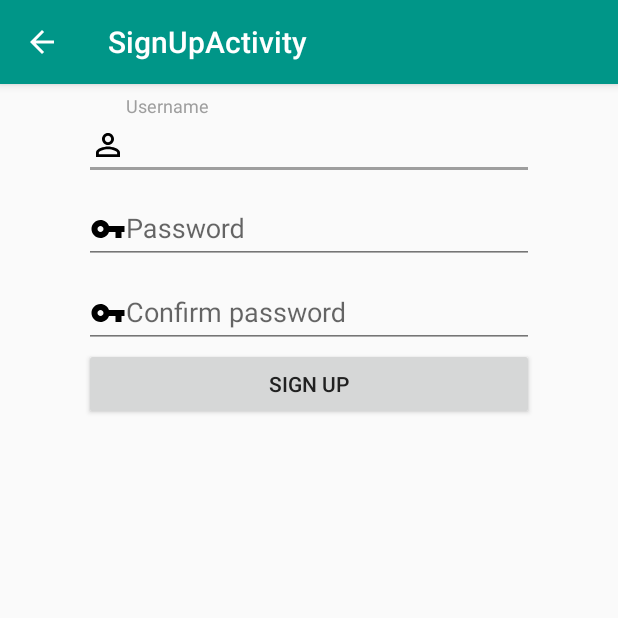
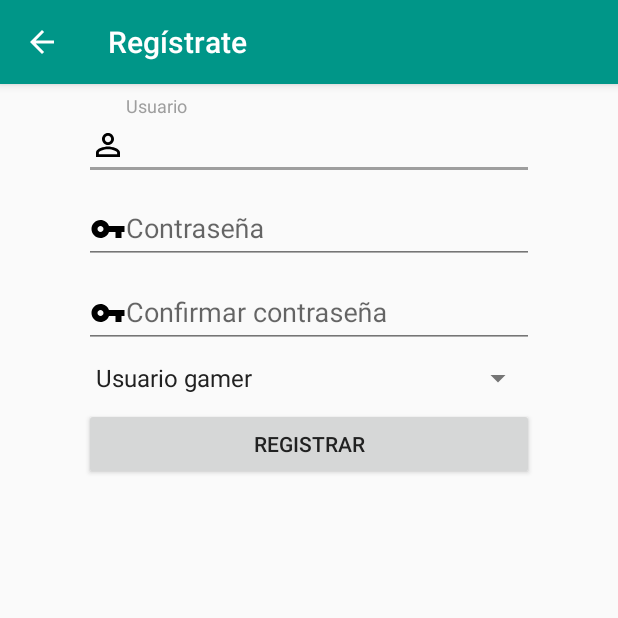
Before and after one commit to Boris-UTP/netgame, an Android app: the SignUpActivity screen opened directly, with no data from a screen before it, on a phone screen of 412 x 824 dp, the top half of it. Run offline under Robolectric (Android 15) with nearby library versions, the phone set to English and light mode, and no system bars; libraries missing offline, so code that uses them is left out: com.androidnetworking, com.androidnetworking.error, com.androidnetworking.interfaces.

Commit message:
Update version
Base activity, advance  layout

```diff
--- /dev/null
+++ b/app/src/main/java/com/netgame/netgame/activities/BaseActivity.java
@@ -0,0 +1,58 @@
+package com.netgame.netgame.activities;
+
+import android.app.ProgressDialog;
+import android.os.Bundle;
+import android.support.annotation.Nullable;
+import android.support.v7.app.ActionBar;
+import android.support.v7.app.AppCompatActivity;
+import android.support.v7.widget.Toolbar;
+
+import com.netgame.netgame.R;
+
+/**
+ * Created by arkanay on 19/11/17.
+ */
+
+public abstract class BaseActivity extends AppCompatActivity {
+
+    private ProgressDialog progressDialog;
+
+    @Override
+    protected void onCreate(@Nullable Bundle savedInstanceState) {
+        super.onCreate(savedInstanceState);
+
+        setContentView(getLayoutId());
+        createProgressDialog();
+    }
+
+    private void createProgressDialog(){
+        progressDialog = new ProgressDialog(this);
+        progressDialog.setMessage(getResources().getString(R.string.loading));
+        progressDialog.setCanceledOnTouchOutside(false);
+    }
+
+    public void addBackToolbar() {
+        Toolbar toolbar = findViewById(R.id.toolbar);
+        setSupportActionBar(toolbar);
+        ActionBar actionBar = getSupportActionBar();
+        if (actionBar != null) {
+            actionBar.setDisplayHomeAsUpEnabled(true);
+        }
+    }
+
+    public void addHomeToolbar(){
+        Toolbar toolbar = findViewById(R.id.toolbar);
+        setSupportActionBar(toolbar);
+    }
+
+    public void showProgressDialog (){
+        progressDialog.show();
+    }
+
+    public void dismissProgressDialog(){
+        progressDialog.dismiss();
+    }
+
+    protected abstract int getLayoutId();
+
+}
--- a/app/src/main/java/com/netgame/netgame/activities/SignUpActivity.java
+++ b/app/src/main/java/com/netgame/netgame/activities/SignUpActivity.java
@@ -13,6 +13,7 @@ import android.view.MenuItem;
 import android.view.View;
 import android.widget.Button;
 import android.widget.EditText;
+import android.widget.Spinner;
 import android.widget.Toast;
 
 import com.androidnetworking.AndroidNetworking;
@@ -26,12 +27,13 @@ import org.json.JSONObject;
 
 import static com.netgame.netgame.network.NetGameApiService.CREATE_USER_URL;
 
-public class SignUpActivity extends AppCompatActivity implements View.OnClickListener {
+public class SignUpActivity extends BaseActivity implements View.OnClickListener {
 
     private EditText userNameEditText;
     private EditText passwordEditText;
     private EditText confirmPasswordEditText;
     private Button signUpButton;
+    private Spinner userTypeSpinner;
 
     private String tag;
 
@@ -40,8 +42,8 @@ public class SignUpActivity extends AppCompatActivity implements View.OnClickLis
     @Override
     protected void onCreate(Bundle savedInstanceState) {
         super.onCreate(savedInstanceState);
-        setContentView(R.layout.activity_sign_up);
-        addToolbar();
+
+        addBackToolbar();
 
         tag = getResources().getString(R.string.app_name);
         gson = new Gson();
@@ -51,16 +53,13 @@ public class SignUpActivity extends AppCompatActivity implements View.OnClickLis
         confirmPasswordEditText = findViewById(R.id.confirmPasswordEditText);
         signUpButton = findViewById(R.id.signUpButton);
         signUpButton.setOnClickListener(this);
+        userTypeSpinner = findViewById(R.id.userTypeSpinner);
 
     }
 
-    private void addToolbar() {
-        Toolbar toolbar = (Toolbar) findViewById(R.id.toolbar);
-        setSupportActionBar(toolbar);
-        ActionBar actionBar = getSupportActionBar();
-        if (actionBar != null) {
-            actionBar.setDisplayHomeAsUpEnabled(true);
-        }
+    @Override
+    protected int getLayoutId() {
+        return R.layout.activity_sign_up;
     }
 
     @Override
@@ -92,17 +91,19 @@ public class SignUpActivity extends AppCompatActivity implements View.OnClickLis
     }
 
     private void createUser() {
+        showProgressDialog();
         AndroidNetworking
                 .post(CREATE_USER_URL)
                 .addHeaders("token", getResources().getString(R.string.token))
                 .addBodyParameter("userName", userNameEditText.getText().toString())
                 .addBodyParameter("password", passwordEditText.getText().toString())
-                .addBodyParameter("userType", "1")
+                .addBodyParameter("userType", String.valueOf(userTypeSpinner.getSelectedItemPosition() + 1))
                 .setTag(tag)
                 .build()
                 .getAsJSONObject(new JSONObjectRequestListener() {
                     @Override
                     public void onResponse(JSONObject response) {
+                        dismissProgressDialog();
                         Base responseObject = gson.fromJson(response.toString(), Base.class);
                         if (responseObject.getStatusBody().getCode().equals("0")){
                             Toast.makeText(getApplicationContext(), "Registrado correctamente", Toast.LENGTH_SHORT).show();
@@ -115,6 +116,7 @@ public class SignUpActivity extends AppCompatActivity implements View.OnClickLis
 
                     @Override
                     public void onError(ANError anError) {
+                        dismissProgressDialog();
                         Log.d(tag, anError.getMessage());
                     }
                 });
--- a/app/src/main/res/layout/content_sign_up.xml
+++ b/app/src/main/res/layout/content_sign_up.xml
@@ -4,10 +4,10 @@
     xmlns:tools="http://schemas.android.com/tools"
     android:layout_width="match_parent"
     android:layout_height="match_parent"
+    android:paddingTop="@dimen/default_margin"
     app:layout_behavior="@string/appbar_scrolling_view_behavior"
     tools:context="com.netgame.netgame.activities.SignUpActivity"
-    tools:showIn="@layout/activity_sign_up"
-    android:paddingTop="@dimen/default_margin">
+    tools:showIn="@layout/activity_sign_up">
 
     <android.support.design.widget.TextInputLayout
         android:id="@+id/usernameTextInputLayout"
@@ -22,7 +22,7 @@
             android:layout_width="@dimen/sign_in_width_edit_text"
             android:layout_height="wrap_content"
             android:drawableLeft="@drawable/ic_person_outline_black_24dp"
-            android:hint="Username" />
+            android:hint="Usuario" />
 
     </android.support.design.widget.TextInputLayout>
 
@@ -39,7 +39,7 @@
             android:layout_width="@dimen/sign_in_width_edit_text"
             android:layout_height="wrap_content"
             android:drawableLeft="@drawable/ic_vpn_key_black_24dp"
-            android:hint="Password"
+            android:hint="Contraseña"
             android:inputType="textPassword" />
 
     </android.support.design.widget.TextInputLayout>
@@ -58,18 +58,31 @@
             android:layout_width="@dimen/sign_in_width_edit_text"
             android:layout_height="wrap_content"
             android:drawableLeft="@drawable/ic_vpn_key_black_24dp"
-            android:hint="Confirm password"
+            android:hint="Confirmar contraseña"
             android:inputType="textPassword" />
 
     </android.support.design.widget.TextInputLayout>
+
+    <Spinner
+        android:id="@+id/userTypeSpinner"
+        android:layout_width="@dimen/sign_in_width_edit_text"
+        android:layout_height="wrap_content"
+        android:layout_marginTop="@dimen/default_margin"
+        android:entries="@array/userTypeSpinner"
+        app:layout_constraintEnd_toEndOf="parent"
+        app:layout_constraintStart_toStartOf="parent"
+        app:layout_constraintTop_toBottomOf="@id/confirmPasswordTextInputLayout">
+
+    </Spinner>
 
     <Button
         android:id="@+id/signUpButton"
         android:layout_width="300dp"
         android:layout_height="wrap_content"
-        android:text="Sign up"
+        android:layout_marginTop="@dimen/default_margin"
+        android:text="Registrar"
         app:layout_constraintEnd_toEndOf="parent"
         app:layout_constraintStart_toStartOf="parent"
-        app:layout_constraintTop_toBottomOf="@id/confirmPasswordTextInputLayout" />
+        app:layout_constraintTop_toBottomOf="@id/userTypeSpinner" />
 
 </android.support.constraint.ConstraintLayout>
--- a/app/src/main/res/menu/navigation.xml
+++ b/app/src/main/res/menu/navigation.xml
@@ -4,15 +4,15 @@
     <item
         android:id="@+id/navigation_home"
         android:icon="@drawable/ic_home_black_24dp"
-        android:title="Home" />
+        android:title="Inicio" />
 
     <item
         android:id="@+id/navigation_map"
         android:icon="@drawable/ic_map_black_24dp"
-        android:title="Map" />
+        android:title="Mapa" />
 
     <item
         android:id="@+id/navigation_setting"
         android:icon="@drawable/ic_settings_black_24dp"
-        android:title="Setting" />
+        android:title="Configuración" />
 </menu>
--- a/app/src/main/res/values/strings.xml
+++ b/app/src/main/res/values/strings.xml
@@ -1,16 +1,17 @@
 <resources>
     <string name="app_name">NetGame</string>
     <string name="title_activity_maps">Map</string>
-    <string name="title_activity_sign_up">SignUpActivity</string>
+    <string name="title_activity_sign_up">Regístrate</string>
     <string name="action_settings">Settings</string>
 
     <string name="loading">Cargando ...</string>
 
-    <string-array name="typeUserSpinner">
-        <item>Gamer</item>
-        <item>Cabin</item>
+    <string-array name="userTypeSpinner">
+        <item>Usuario gamer</item>
+        <item>Cabina de internet</item>
     </string-array>
-    <string name="title_activity_main">MainActivity</string>
+
+    <string name="title_activity_main">Juegos</string>
 
     <!-- TODO: Remove or change this placeholder text -->
     <string name="hello_blank_fragment">Hello blank fragment</string>
```
Also changed, not shown: app/src/main/java/com/netgame/netgame/activities/LoginActivity.java (+10 -13 lines), app/src/main/java/com/netgame/netgame/activities/MainActivity.java (+7 -7 lines), app/src/main/java/com/netgame/netgame/adapters/LineDivisionDecoration.java (added, +42 -0 lines), app/src/main/java/com/netgame/netgame/fragments/HomeFragment.java (+20 -11 lines), app/src/main/res/drawable/line_division.xml (added, +11 -0 lines), app/src/main/res/layout/activity_login.xml (+11 -12 lines), app/src/main/res/layout/fragment_home.xml (+10 -3 lines), 15 other files.
